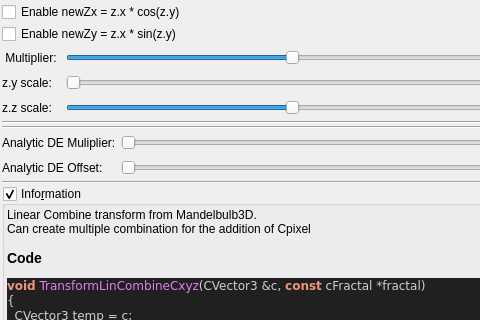
This is mandelbulber2/qt_data/fractal_transf_inv_cylindrical.ui in buddhi1980/mandelbulber2 as Qt 5 draws it before an edit; both pictures show x 0 to 480 and y 0 to 320 of the 610 by 751 pixel window. The edited form follows.
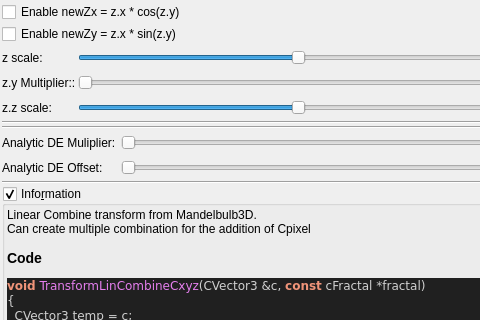
This is the edited form. Custom widgets are drawn as their Qt base class.

What changed in the file:
```diff
--- a/mandelbulber2/qt_data/fractal_transf_inv_cylindrical.ui
+++ b/mandelbulber2/qt_data/fractal_transf_inv_cylindrical.ui
@@ -44,7 +44,7 @@
      <item row="2" column="0">
       <widget class="QLabel" name="label_112">
        <property name="text">
-        <string> Multiplier:  </string>
+        <string>z scale:</string>
        </property>
       </widget>
      </item>
@@ -90,7 +90,7 @@
      <item row="3" column="0">
       <widget class="QLabel" name="label_113">
        <property name="text">
-        <string>z.y scale:</string>
+        <string>z.y Multiplier::</string>
        </property>
       </widget>
      </item>
```
